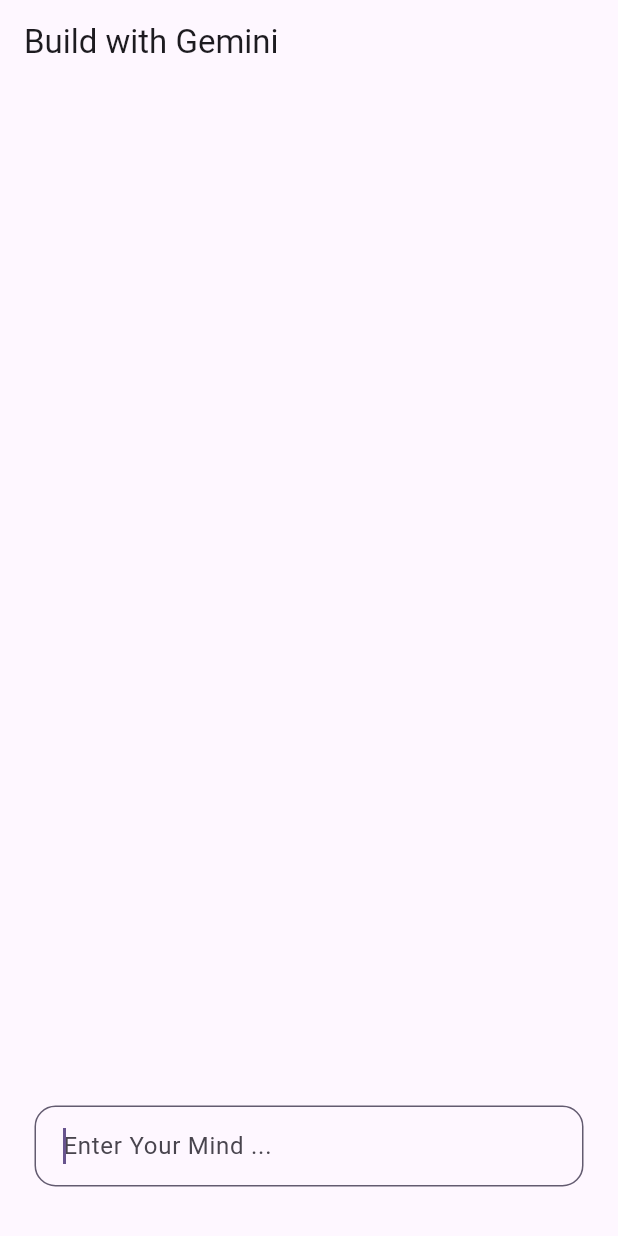
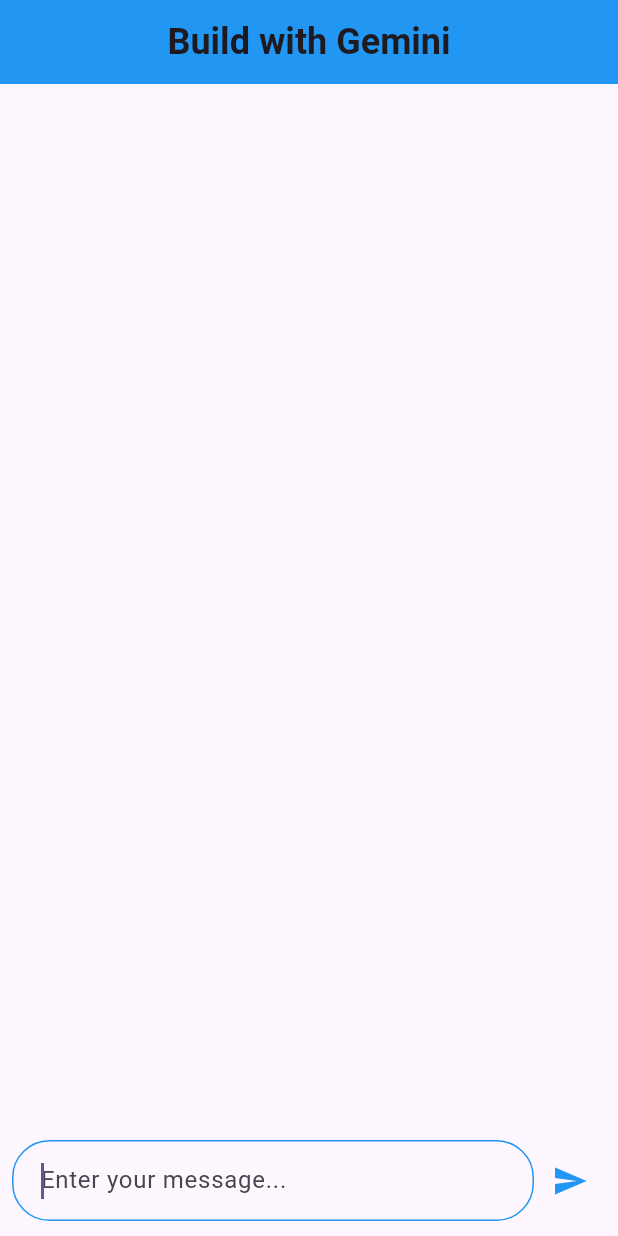
Before and after one commit to yesenvidnath/flutter-gimini-chatt-app, a Flutter app: the screen it shows after launch, on a phone screen of 412 x 824 dp. Run offline on Flutter 3.47's test engine with Material 3 defaults, Android fonts, the phone set to English and light mode, and no system bars; our stand-ins replace google_generative_ai.

Commit message:
the UI and the chat funtonality og the applicaiton was improved and it's successfully comunicating with the user

```diff
--- a/lib/home_screen.dart
+++ b/lib/home_screen.dart
@@ -17,6 +17,8 @@
   final TextEditingController _textController = TextEditingController();
   final ScrollController _scrollController = ScrollController();
 
+  final List<Content> _chatHistory = []; // Local list to manage chat history
+
   bool _loading = false;
 
   @override
@@ -30,7 +32,7 @@
       _model = GenerativeModel(
         model: 'gemini-1.5-pro', // Replace with a valid model ID
         apiKey: Env.apiKey, // Use the loaded API key
-        systemInstruction: Content.system('You are a storyteller. You love to generate short horror stories.'),
+        systemInstruction: Content.system('You are an AI that can chat about anything.'), // More general instruction
       );
       _chatSession = _model.startChat();
     } catch (e) {
@@ -42,20 +44,24 @@
   Widget build(BuildContext context) {
     return Scaffold(
       appBar: AppBar(
-        title: const Text('Build with Gemini'),
+        backgroundColor: Colors.blue,
+        title: const Text(
+          'Build with Gemini',
+          style: TextStyle(
+            fontSize: 24.0,
+            fontWeight: FontWeight.bold,
           ),
-      body: Padding(
-        padding: const EdgeInsets.all(8.0),
-        child: Column(
-          mainAxisAlignment: MainAxisAlignment.center,
-          crossAxisAlignment: CrossAxisAlignment.start,
+        ),
+        centerTitle: true,
+      ),
+      body: Column(
         children: [
           Expanded(
             child: ListView.builder(
               controller: _scrollController,
-                itemCount: _chatSession.history.length,
+              itemCount: _chatHistory.length,
               itemBuilder: (context, index) {
-                  final Content content = _chatSession.history.toList()[index];
+                final Content content = _chatHistory[index];
                 final text = content.parts.whereType<TextPart>().map<String>((e) => e.text).join('');
                 return MessageWidget(
                   text: text,
@@ -65,7 +71,7 @@
             ),
           ),
           Padding(
-              padding: const EdgeInsets.symmetric(vertical: 25, horizontal: 15),
+            padding: const EdgeInsets.symmetric(horizontal: 8.0, vertical: 10.0),
             child: Row(
               children: [
                 Expanded(
@@ -77,12 +83,16 @@
                     onSubmitted: _sendChatMessage,
                   ),
                 ),
-                  const SizedBox(height: 15),
+                IconButton(
+                  icon: const Icon(Icons.send, color: Colors.blue),
+                  onPressed: () {
+                    _sendChatMessage(_textController.text);
+                  },
+                ),
               ],
             ),
           ),
         ],
-        ),
       ),
     );
   }
@@ -90,25 +100,24 @@
   InputDecoration textFieldDecoration() {
     return InputDecoration(
       contentPadding: const EdgeInsets.all(15),
-      hintText: 'Enter Your Mind ... ',
+      hintText: 'Enter your message...',
       border: OutlineInputBorder(
-        borderRadius: BorderRadius.circular(14),
-        borderSide: BorderSide(
-          color: Theme.of(context).colorScheme.secondary,
-        ),
+        borderRadius: BorderRadius.circular(25.0),
+        borderSide: const BorderSide(color: Colors.blue),
       ),
       focusedBorder: OutlineInputBorder(
-        borderRadius: BorderRadius.circular(14),
-        borderSide: BorderSide(
-          color: Theme.of(context).colorScheme.secondary,
-        ),
+        borderRadius: BorderRadius.circular(25.0),
+        borderSide: const BorderSide(color: Colors.blue),
       ),
     );
   }
 
   Future<void> _sendChatMessage(String message) async {
+    if (message.isEmpty) return;
+
     setState(() {
       _loading = true;
+      _chatHistory.add(Content('user', [TextPart(message)])); // Add user message to chat history
     });
 
     try {
@@ -119,12 +128,13 @@
         return;
       } else {
         setState(() {
+          _chatHistory.add(Content('bot', [TextPart(text)])); // Add bot response to chat history
           _loading = false;
           _scrollDown();
         });
       }
     } catch (e) {
-      _showError(e.toString());
+      _showError('Error: ${e.toString()}');
       setState(() {
         _loading = false;
       });
--- a/pubspec.yaml
+++ b/pubspec.yaml
@@ -36,6 +36,8 @@
   dash_chat: ^1.1.16
   google_generative_ai: ^0.4.3
   flutter_markdown: ^0.7.2+1
+  speech_to_text: ^6.6.2
+  flutter_tts: ^4.0.2
 
 dev_dependencies:
   flutter_test:
```
Also changed, not shown: lib/message_widget.dart (+21 -29 lines), pubspec.lock, 3 other files. Lines whose indentation alone changed are shown as unchanged.
